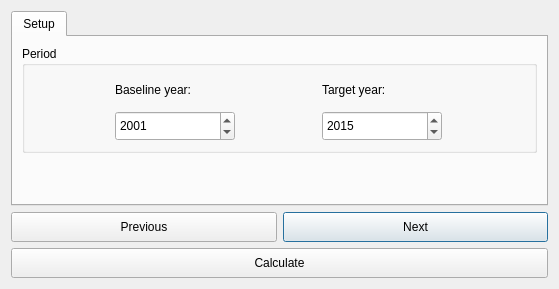
Old version of the form LDMP/gui/DlgCalculateSDGOneStep.ui in the repository ConservationInternational/trends.earth.
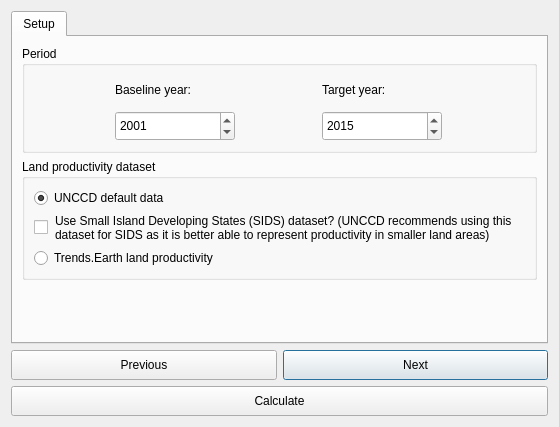
New version of the form.

Commit message: Revise layout.

What changed in the file:
```diff
--- a/LDMP/gui/DlgCalculateSDGOneStep.ui
+++ b/LDMP/gui/DlgCalculateSDGOneStep.ui
@@ -7,7 +7,7 @@
     <x>0</x>
     <y>0</y>
     <width>559</width>
-    <height>282</height>
+    <height>427</height>
    </rect>
   </property>
   <property name="sizePolicy">
@@ -194,6 +194,55 @@
          </layout>
         </widget>
        </item>
+       <item>
+        <widget class="QGroupBox" name="groupBox">
+         <property name="title">
+          <string>Land productivity dataset</string>
+         </property>
+         <layout class="QGridLayout" name="gridLayout">
+          <item row="1" column="0">
+           <widget class="QCheckBox" name="checkBox">
+            <property name="maximumSize">
+             <size>
+              <width>15</width>
+              <height>16777215</height>
+             </size>
+            </property>
+            <property name="text">
+             <string/>
+            </property>
+           </widget>
+          </item>
+          <item row="1" column="1">
+           <widget class="QLabel" name="label">
+            <property name="text">
+             <string>Use Small Island Developing States (SIDS) dataset? (UNCCD recommends using this dataset for SIDS as it is better able to represent productivity in smaller land areas)</string>
+            </property>
+            <property name="wordWrap">
+             <bool>true</bool>
+            </property>
+           </widget>
+          </item>
+          <item row="0" column="0" colspan="2">
+           <widget class="QRadioButton" name="radioButton_2">
+            <property name="text">
+             <string>UNCCD default data</string>
+            </property>
+            <property name="checked">
+             <bool>true</bool>
+            </property>
+           </widget>
+          </item>
+          <item row="2" column="0" colspan="2">
+           <widget class="QRadioButton" name="radioButton">
+            <property name="text">
+             <string>Trends.Earth land productivity</string>
+            </property>
+           </widget>
+          </item>
+         </layout>
+        </widget>
+       </item>
        <item>
         <spacer name="verticalSpacer">
          <property name="orientation">
```
